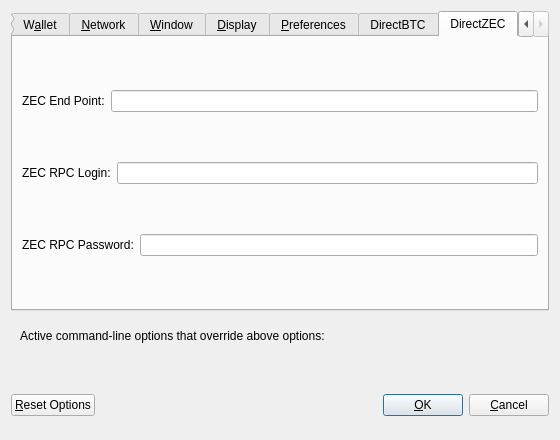
Old version of the form src/qt/forms/optionsdialog.ui in the repository greggdourgarian/syscoin2.
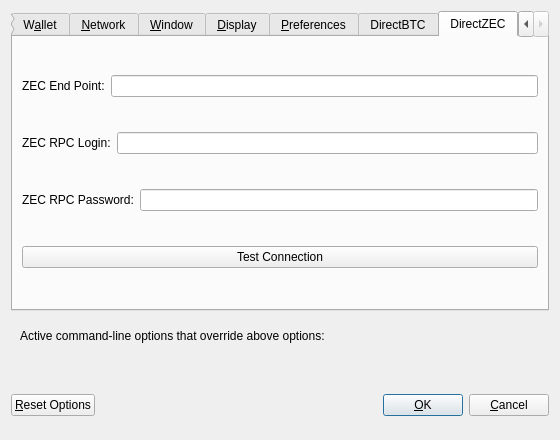
New version of the form. The open tabs and pages were chosen to show the change. Custom widgets are drawn as their Qt base class.

Commit message: test connection button

```diff
--- a/src/qt/forms/optionsdialog.ui
+++ b/src/qt/forms/optionsdialog.ui
@@ -819,6 +819,13 @@
          </item>
         </layout>
        </item>
+       <item>
+        <widget class="QPushButton" name="testBTCButton">
+         <property name="text">
+          <string>Test Connection</string>
+         </property>
+        </widget>
+       </item>
       </layout>
      </widget>
     </widget>
```
Left out of the diff: 10 changed lines with no effect on the pictures. The commit also changes 2 other files.
